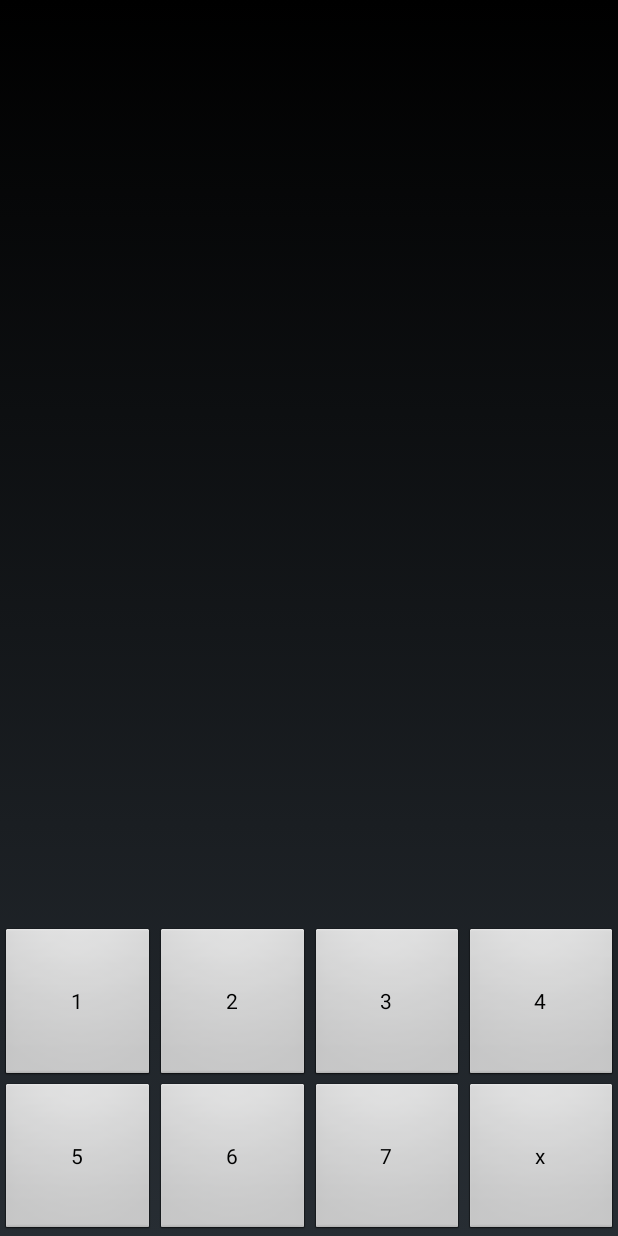
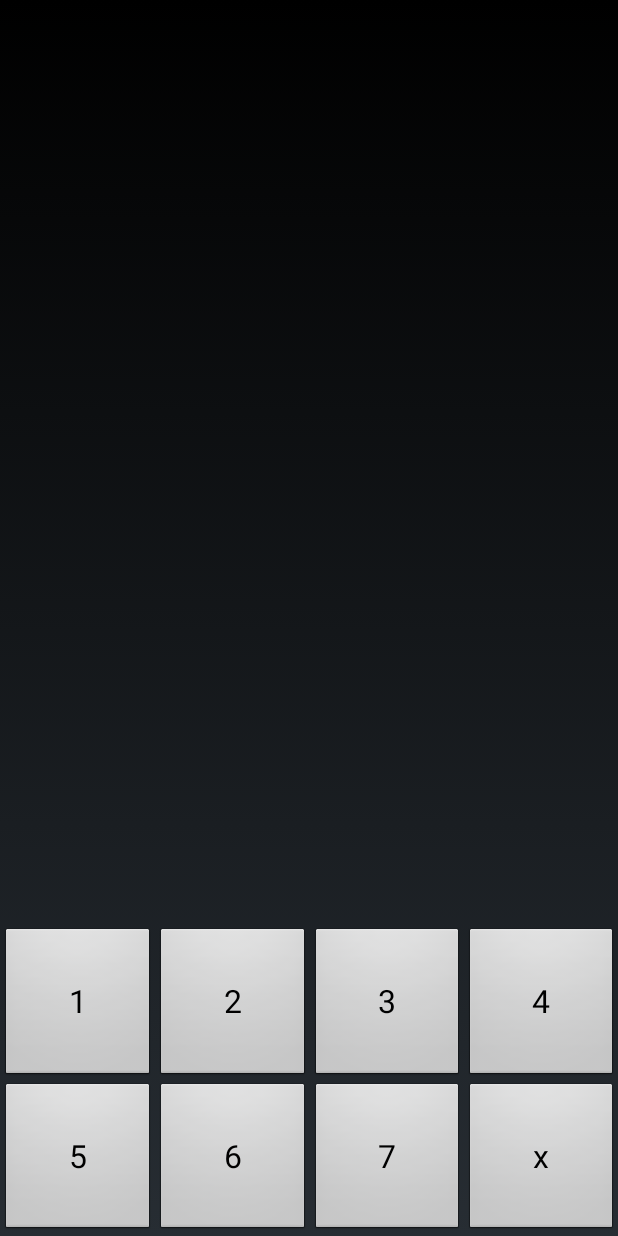
Before and after one commit to starsep/Piramids, an Android app: the GameActivity screen opened directly, with no data from a screen before it, on a phone screen of 412 x 824 dp. Run offline under Robolectric (Android 15) with nearby library versions, the phone set to English and light mode, and no system bars; 10 statements that could not run were skipped.

Commit message:
UI: NumberButton added, change of TextSize

```diff
--- a/app/src/main/java/com/starsep/piramids/view/GameView.java
+++ b/app/src/main/java/com/starsep/piramids/view/GameView.java
@@ -88,12 +88,12 @@ public class GameView extends LinearLayout {
             }
         //update chosen error counter
         errorCounter[x][y] = 0;
-        if(value == 0)
+        if (value == 0)
             return;
         for (int i = 0; i < tiles.length; i++) {
-            if(tiles[x][i] == value) //same row, same value => new error
+            if (tiles[x][i] == value) //same row, same value => new error
                 errorCounter[x][y]++;
-            if(tiles[i][y] == value) //same column, same value => new error
+            if (tiles[i][y] == value) //same column, same value => new error
                 errorCounter[x][y]++;
         }
         //we added two unnecessary errors (because chosen has same column and row as itself)
@@ -137,10 +137,10 @@ public class GameView extends LinearLayout {
         LinearLayout result = new LinearLayout(getContext());
         result.setLayoutParams(new LinearLayout.LayoutParams(ViewGroup.LayoutParams.MATCH_PARENT, ViewGroup.LayoutParams.MATCH_PARENT, 1.0f));
         result.setOrientation(HORIZONTAL);
-        result.addView(new HintView(0, getContext()));
+        result.addView(new HintView(getContext()));
         for (int hint : source)
             result.addView(new HintView(hint, getContext()));
-        result.addView(new HintView(0, getContext()));
+        result.addView(new HintView(getContext()));
         return result;
     }
 
--- a/app/src/main/java/com/starsep/piramids/view/GameViewElement.java
+++ b/app/src/main/java/com/starsep/piramids/view/GameViewElement.java
@@ -18,6 +18,7 @@ public class GameViewElement extends Button {
         this.x = x;
         this.y = y;
         ((Activity) getContext()).registerForContextMenu(this);
+        setTextSize(getTextSize());
         setBackgroundResource(R.drawable.game_button);
         setLayoutParams(new LinearLayout.LayoutParams(ViewGroup.LayoutParams.MATCH_PARENT, ViewGroup.LayoutParams.MATCH_PARENT, 1.0f));
         setOnClickListener(new OnClickListener() {
--- a/app/src/main/java/com/starsep/piramids/view/HintView.java
+++ b/app/src/main/java/com/starsep/piramids/view/HintView.java
@@ -1,6 +1,8 @@
 package com.starsep.piramids.view;
 
 import android.content.Context;
+import android.graphics.Canvas;
+import android.util.Log;
 import android.view.ViewGroup;
 import android.widget.LinearLayout;
 import android.widget.TextView;
@@ -14,6 +16,7 @@ public class HintView extends TextView {
     public HintView(int value, Context context) {
         super(context);
         setText(value == 0 ? "" : String.valueOf(value));
+        setTextSize(getTextSize());
         setLayoutParams(new LinearLayout.LayoutParams(ViewGroup.LayoutParams.MATCH_PARENT, ViewGroup.LayoutParams.MATCH_PARENT, 1.0f));
     }
 }
--- /dev/null
+++ b/app/src/main/java/com/starsep/piramids/view/NumberButton.java
@@ -0,0 +1,22 @@
+package com.starsep.piramids.view;
+
+import android.content.Context;
+import android.util.AttributeSet;
+import android.widget.Button;
+
+public class NumberButton extends Button {
+    public NumberButton(Context context) {
+        super(context);
+        setTextSize(getTextSize());
+    }
+
+    public NumberButton(Context context, AttributeSet attrs, int defStyleAttr) {
+        super(context, attrs, defStyleAttr);
+        setTextSize(getTextSize());
+    }
+
+    public NumberButton(Context context, AttributeSet attrs) {
+        super(context, attrs);
+        setTextSize(getTextSize());
+    }
+}
--- a/app/src/main/res/layout-land/activity_game.xml
+++ b/app/src/main/res/layout-land/activity_game.xml
@@ -1,117 +1,119 @@
 <LinearLayout xmlns:android="http://schemas.android.com/apk/res/android"
-    xmlns:tools="http://schemas.android.com/tools" android:layout_width="match_parent"
-    android:layout_height="match_parent" android:paddingLeft="@dimen/activity_horizontal_margin"
+    xmlns:tools="http://schemas.android.com/tools"
+    android:layout_width="match_parent"
+    android:layout_height="match_parent"
+    android:orientation="horizontal"
+    android:paddingBottom="@dimen/activity_vertical_margin"
+    android:paddingLeft="@dimen/activity_horizontal_margin"
     android:paddingRight="@dimen/activity_horizontal_margin"
     android:paddingTop="@dimen/activity_vertical_margin"
-    android:paddingBottom="@dimen/activity_vertical_margin"
-    tools:context="com.starsep.piramids.GameActivity"
-    android:orientation="horizontal">
+    tools:context="com.starsep.piramids.GameActivity">
 
     <com.starsep.piramids.view.GameView
+        android:id="@+id/gameView"
         android:layout_width="match_parent"
         android:layout_height="match_parent"
-        android:id="@+id/gameView"
         android:layout_weight="1" />
 
     <LinearLayout
-        android:orientation="vertical"
         android:layout_width="match_parent"
         android:layout_height="match_parent"
-        android:layout_weight="3">
+        android:layout_weight="3"
+        android:orientation="vertical">
 
         <LinearLayout
             android:layout_width="match_parent"
             android:layout_height="match_parent"
+            android:layout_weight="1"
             android:columnCount="5"
-            android:rowCount="2"
-            android:layout_weight="1"
-            android:orientation="horizontal">
+            android:orientation="horizontal"
+            android:rowCount="2">
 
-            <Button
+            <com.starsep.piramids.view.NumberButton
+                android:id="@+id/button1"
                 android:layout_width="match_parent"
                 android:layout_height="match_parent"
-                android:text="1"
-                android:id="@+id/button1"
                 android:layout_weight="1"
-                android:onClick="numberButtonClicked" />
+                android:onClick="numberButtonClicked"
+                android:text="1" />
 
-            <Button
+            <com.starsep.piramids.view.NumberButton
+                android:id="@+id/button2"
                 android:layout_width="match_parent"
                 android:layout_height="match_parent"
-                android:text="2"
-                android:id="@+id/button2"
                 android:layout_weight="1"
-                android:onClick="numberButtonClicked" />
+                android:onClick="numberButtonClicked"
+                android:text="2" />
 
         </LinearLayout>
 
         <LinearLayout
-            android:orientation="horizontal"
             android:layout_width="match_parent"
             android:layout_height="match_parent"
-            android:layout_weight="1">
+            android:layout_weight="1"
+            android:orientation="horizontal">
 
-            <Button
+            <com.starsep.piramids.view.NumberButton
+                android:id="@+id/button3"
                 android:layout_width="match_parent"
                 android:layout_height="match_parent"
-                android:text="3"
-                android:id="@+id/button3"
                 android:layout_weight="1"
-                android:onClick="numberButtonClicked" />
+                android:onClick="numberButtonClicked"
+                android:text="3" />
 
-            <Button
+            <com.starsep.piramids.view.NumberButton
+                android:id="@+id/button4"
                 android:layout_width="match_parent"
                 android:layout_height="match_parent"
-                android:text="4"
-                android:id="@+id/button4"
                 android:layout_weight="1"
-                android:onClick="numberButtonClicked" />
+                android:onClick="numberButtonClicked"
+                android:text="4" />
         </LinearLayout>
 
         <LinearLayout
-            android:orientation="horizontal"
             android:layout_width="match_parent"
             android:layout_height="match_parent"
-            android:layout_weight="1">
+            android:layout_weight="1"
+            android:orientation="horizontal">
 
-            <Button
+            <com.starsep.piramids.view.NumberButton
+                android:id="@+id/button5"
                 android:layout_width="match_parent"
                 android:layout_height="match_parent"
-                android:text="5"
-                android:id="@+id/button5"
                 android:layout_weight="1"
-                android:onClick="numberButtonClicked" />
+                android:onClick="numberButtonClicked"
+                android:text="5" />
 
-            <Button
+            <com.starsep.piramids.view.NumberButton
+                android:id="@+id/button6"
                 android:layout_width="match_parent"
                 android:layout_height="match_parent"
-                android:text="6"
-                android:id="@+id/button6"
                 android:layout_weight="1"
-                android:onClick="numberButtonClicked" />
+                android:onClick="numberButtonClicked"
+                android:text="6" />
         </LinearLayout>
 
         <LinearLayout
-            android:orientation="horizontal"
             android:layout_width="match_parent"
             android:layout_height="match_parent"
-            android:layout_weight="1">
+            android:layout_weight="1"
+            android:orientation="horizontal">
 
-            <Button
+            <com.starsep.piramids.view.NumberButton
+                android:id="@+id/button7"
                 android:layout_width="match_parent"
                 android:layout_height="match_parent"
-                android:text="7"
-                android:id="@+id/button7"
                 android:layout_weight="1"
-                android:onClick="numberButtonClicked" />
+                android:onClick="numberButtonClicked"
+                android:text="7" />
 
-            <Button
+            <com.starsep.piramids.view.NumberButton
+                android:id="@+id/button0"
                 android:layout_width="match_parent"
                 android:layout_height="match_parent"
-                android:text="x"
-                android:id="@+id/button0"
                 android:layout_weight="1"
-                android:onClick="numberButtonClicked" />
+                android:onClick="numberButtonClicked"
+                android:text="x" />
         </LinearLayout>
     </LinearLayout>
 
--- a/app/src/main/res/layout-port/activity_game.xml
+++ b/app/src/main/res/layout-port/activity_game.xml
@@ -1,110 +1,112 @@
 <LinearLayout xmlns:android="http://schemas.android.com/apk/res/android"
-    xmlns:tools="http://schemas.android.com/tools" android:layout_width="match_parent"
-    android:layout_height="match_parent" android:paddingLeft="@dimen/activity_horizontal_margin"
+    xmlns:tools="http://schemas.android.com/tools"
+    android:layout_width="match_parent"
+    android:layout_height="match_parent"
+    android:orientation="vertical"
+    android:paddingBottom="@dimen/activity_vertical_margin"
+    android:paddingLeft="@dimen/activity_horizontal_margin"
     android:paddingRight="@dimen/activity_horizontal_margin"
     android:paddingTop="@dimen/activity_vertical_margin"
-    android:paddingBottom="@dimen/activity_vertical_margin"
-    tools:context="com.starsep.piramids.GameActivity"
-    android:orientation="vertical">
+    tools:context="com.starsep.piramids.GameActivity">
 
     <com.starsep.piramids.view.GameView
+        android:id="@+id/gameView"
         android:layout_width="match_parent"
         android:layout_height="match_parent"
-        android:id="@+id/gameView"
         android:layout_weight="1" />
 
     <LinearLayout
-        android:orientation="vertical"
         android:layout_width="match_parent"
         android:layout_height="match_parent"
-        android:layout_weight="3">
+        android:layout_weight="3"
+        android:orientation="vertical">
 
         <LinearLayout
             android:layout_width="match_parent"
             android:layout_height="match_parent"
+            android:layout_weight="1"
             android:columnCount="5"
-            android:rowCount="2"
+            android:orientation="horizontal"
+            android:rowCount="2">
+
+            <com.starsep.piramids.view.NumberButton
+                android:id="@+id/button1"
+                android:layout_width="match_parent"
+                android:layout_height="match_parent"
+                android:layout_weight="1"
+                android:nestedScrollingEnabled="false"
+                android:onClick="numberButtonClicked"
+                android:text="1" />
+
+            <com.starsep.piramids.view.NumberButton
+                android:id="@+id/button2"
+                android:layout_width="match_parent"
+                android:layout_height="match_parent"
+                android:layout_weight="1"
+                android:nestedScrollingEnabled="false"
+                android:onClick="numberButtonClicked"
+                android:text="2" />
+
+            <com.starsep.piramids.view.NumberButton
+                android:id="@+id/button3"
+                android:layout_width="match_parent"
+                android:layout_height="match_parent"
+                android:layout_weight="1"
+                android:nestedScrollingEnabled="false"
+                android:onClick="numberButtonClicked"
+                android:text="3" />
+
+            <com.starsep.piramids.view.NumberButton
+                android:id="@+id/button4"
+                android:layout_width="match_parent"
+                android:layout_height="match_parent"
+                android:layout_weight="1"
+                android:nestedScrollingEnabled="false"
+                android:onClick="numberButtonClicked"
+                android:text="4" />
+        </LinearLayout>
+
+        <LinearLayout
+            android:layout_width="match_parent"
+            android:layout_height="match_parent"
             android:layout_weight="1"
             android:orientation="horizontal">
 
-            <Button
+            <com.starsep.piramids.view.NumberButton
+                android:id="@+id/button5"
                 android:layout_width="match_parent"
                 android:layout_height="match_parent"
-                android:text="1"
-                android:id="@+id/button1"
                 android:layout_weight="1"
+                android:nestedScrollingEnabled="false"
                 android:onClick="numberButtonClicked"
-                android:nestedScrollingEnabled="false" />
+                android:text="5" />
 
-            <Button
+            <com.starsep.piramids.view.NumberButton
+                android:id="@+id/button6"
                 android:layout_width="match_parent"
                 android:layout_height="match_parent"
-                android:text="2"
-                android:id="@+id/button2"
                 android:layout_weight="1"
+                android:nestedScrollingEnabled="false"
                 android:onClick="numberButtonClicked"
-                android:nestedScrollingEnabled="false" />
+                android:text="6" />
 
-            <Button
+            <com.starsep.piramids.view.NumberButton
+                android:id="@+id/button7"
                 android:layout_width="match_parent"
                 android:layout_height="match_parent"
-                android:text="3"
-                android:id="@+id/button3"
                 android:layout_weight="1"
+                android:nestedScrollingEnabled="false"
                 android:onClick="numberButtonClicked"
-                android:nestedScrollingEnabled="false" />
+                android:text="7" />
 
-            <Button
+            <com.starsep.piramids.view.NumberButton
+                android:id="@+id/button0"
                 android:layout_width="match_parent"
                 android:layout_height="match_parent"
-                android:text="4"
-                android:id="@+id/button4"
                 android:layout_weight="1"
+                android:nestedScrollingEnabled="false"
                 android:onClick="numberButtonClicked"
-                android:nestedScrollingEnabled="false" />
-        </LinearLayout>
-
-        <LinearLayout
-            android:orientation="horizontal"
-            android:layout_width="match_parent"
-            android:layout_height="match_parent"
-            android:layout_weight="1">
-
-            <Button
-                android:layout_width="match_parent"
-                android:layout_height="match_parent"
-                android:text="5"
-                android:id="@+id/button5"
-                android:layout_weight="1"
-                android:onClick="numberButtonClicked"
-                android:nestedScrollingEnabled="false" />
-
-            <Button
-                android:layout_width="match_parent"
-                android:layout_height="match_parent"
-                android:text="6"
-                android:id="@+id/button6"
-                android:layout_weight="1"
-                android:onClick="numberButtonClicked"
-                android:nestedScrollingEnabled="false" />
-
-            <Button
-                android:layout_width="match_parent"
-                android:layout_height="match_parent"
-                android:text="7"
-                android:id="@+id/button7"
-                android:layout_weight="1"
-                android:onClick="numberButtonClicked"
-                android:nestedScrollingEnabled="false" />
-
-            <Button
-                android:layout_width="match_parent"
-                android:layout_height="match_parent"
-                android:text="x"
-                android:id="@+id/button0"
-                android:layout_weight="1"
-                android:onClick="numberButtonClicked"
-                android:nestedScrollingEnabled="false" />
+                android:text="x" />
         </LinearLayout>
     </LinearLayout>
 
```
